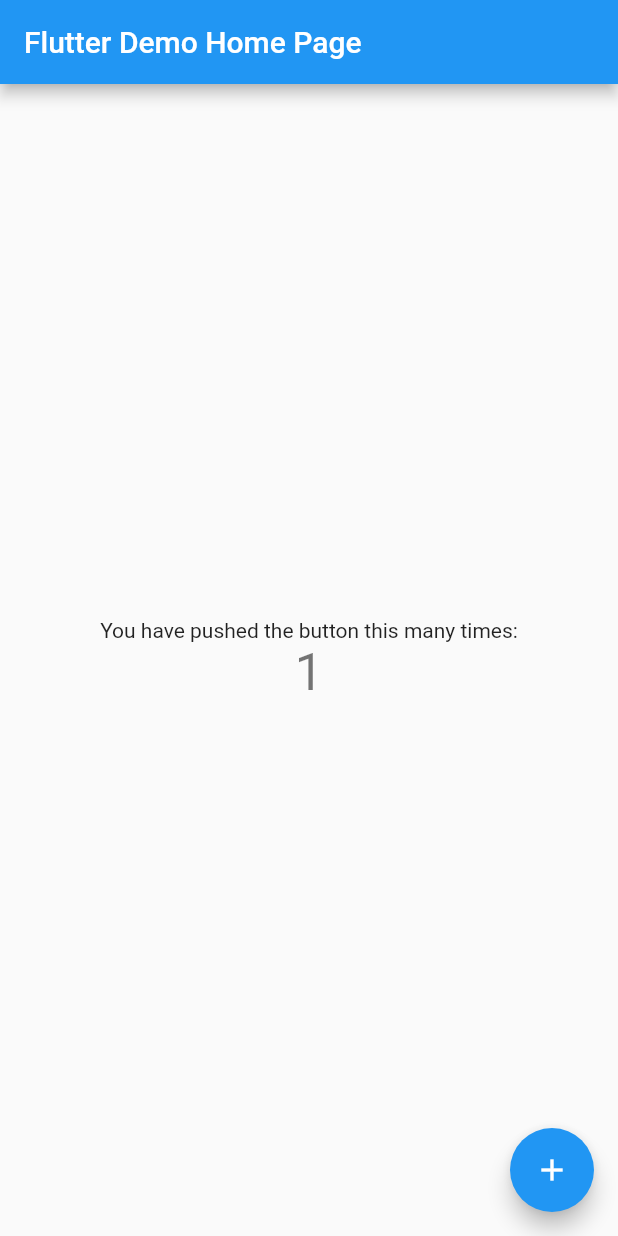
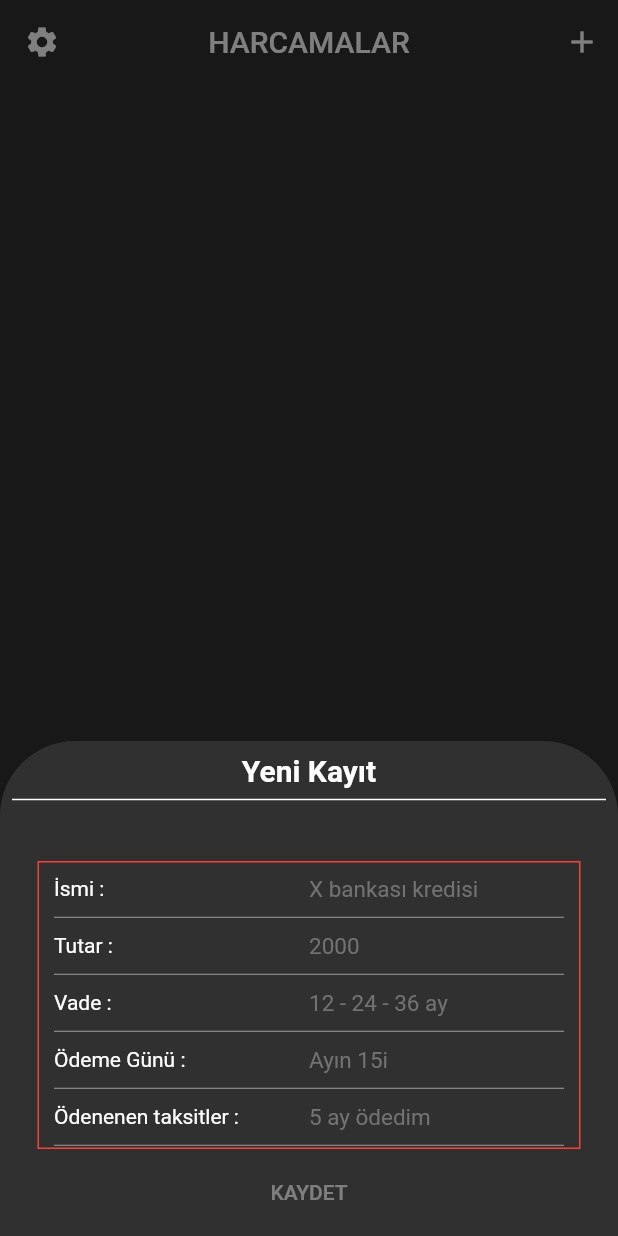
Before and after one commit to praganter/SubApp, a Flutter app: the screen it shows after launch, after a tap on the "add" icon, on a phone screen of 412 x 824 dp. Run offline on Flutter 3.47's test engine with Material 2 defaults, Android fonts, the light colour scheme and no system bars; our stand-ins replace hive, hive_flutter; accounts and stored records are empty.

Commit message:
new pages

```diff
--- a/lib/main.dart
+++ b/lib/main.dart
@@ -1,115 +1,33 @@
 import 'package:flutter/material.dart';
+import 'package:hive_flutter/hive_flutter.dart';
+import 'package:provider/provider.dart';
+import 'package:subapp/model/list_model.dart';
+import 'package:subapp/providers/home_page_provider.dart';
+import 'package:subapp/view/home_page.dart';
 
-void main() {
-  runApp(const MyApp());
+void main() async {
+  WidgetsFlutterBinding.ensureInitialized();
+  await Hive.initFlutter();
+  Hive.registerAdapter(ListModelAdapter());
+  runApp(
+    MultiProvider(
+      providers: [
+        ChangeNotifierProvider(create: (_) => HomePageProvider()),
+      ],
+      child: const MyApp(),
+    ),
+  );
 }
 
 class MyApp extends StatelessWidget {
   const MyApp({Key? key}) : super(key: key);
-
-  // This widget is the root of your application.
   @override
   Widget build(BuildContext context) {
     return MaterialApp(
-      title: 'Flutter Demo',
-      theme: ThemeData(
-        // This is the theme of your application.
-        //
-        // Try running your application with "flutter run". You'll see the
-        // application has a blue toolbar. Then, without quitting the app, try
-        // changing the primarySwatch below to Colors.green and then invoke
-        // "hot reload" (press "r" in the console where you ran "flutter run",
-        // or simply save your changes to "hot reload" in a Flutter IDE).
-        // Notice that the counter didn't reset back to zero; the application
-        // is not restarted.
-        primarySwatch: Colors.blue,
-      ),
-      home: const MyHomePage(title: 'Flutter Demo Home Page'),
+      debugShowCheckedModeBanner: false,
+      darkTheme: ThemeData.dark(),
+      theme: ThemeData.dark(),
+      home: const HomePage(),
     );
   }
 }
-
-class MyHomePage extends StatefulWidget {
-  const MyHomePage({Key? key, required this.title}) : super(key: key);
-
-  // This widget is the home page of your application. It is stateful, meaning
-  // that it has a State object (defined below) that contains fields that affect
-  // how it looks.
-
-  // This class is the configuration for the state. It holds the values (in this
-  // case the title) provided by the parent (in this case the App widget) and
-  // used by the build method of the State. Fields in a Widget subclass are
-  // always marked "final".
-
-  final String title;
-
-  @override
-  State<MyHomePage> createState() => _MyHomePageState();
-}
-
-class _MyHomePageState extends State<MyHomePage> {
-  int _counter = 0;
-
-  void _incrementCounter() {
-    setState(() {
-      // This call to setState tells the Flutter framework that something has
-      // changed in this State, which causes it to rerun the build method below
-      // so that the display can reflect the updated values. If we changed
-      // _counter without calling setState(), then the build method would not be
-      // called again, and so nothing would appear to happen.
-      _counter++;
-    });
-  }
-
-  @override
-  Widget build(BuildContext context) {
-    // This method is rerun every time setState is called, for instance as done
-    // by the _incrementCounter method above.
-    //
-    // The Flutter framework has been optimized to make rerunning build methods
-    // fast, so that you can just rebuild anything that needs updating rather
-    // than having to individually change instances of widgets.
-    return Scaffold(
-      appBar: AppBar(
-        // Here we take the value from the MyHomePage object that was created by
-        // the App.build method, and use it to set our appbar title.
-        title: Text(widget.title),
-      ),
-      body: Center(
-        // Center is a layout widget. It takes a single child and positions it
-        // in the middle of the parent.
-        child: Column(
-          // Column is also a layout widget. It takes a list of children and
-          // arranges them vertically. By default, it sizes itself to fit its
-          // children horizontally, and tries to be as tall as its parent.
-          //
-          // Invoke "debug painting" (press "p" in the console, choose the
-          // "Toggle Debug Paint" action from the Flutter Inspector in Android
-          // Studio, or the "Toggle Debug Paint" command in Visual Studio Code)
-          // to see the wireframe for each widget.
-          //
-          // Column has various properties to control how it sizes itself and
-          // how it positions its children. Here we use mainAxisAlignment to
-          // center the children vertically; the main axis here is the vertical
-          // axis because Columns are vertical (the cross axis would be
-          // horizontal).
-          mainAxisAlignment: MainAxisAlignment.center,
-          children: <Widget>[
-            const Text(
-              'You have pushed the button this many times:',
-            ),
-            Text(
-              '$_counter',
-              style: Theme.of(context).textTheme.headline4,
-            ),
-          ],
-        ),
-      ),
-      floatingActionButton: FloatingActionButton(
-        onPressed: _incrementCounter,
-        tooltip: 'Increment',
-        child: const Icon(Icons.add),
-      ), // This trailing comma makes auto-formatting nicer for build methods.
-    );
-  }
-}
--- /dev/null
+++ b/lib/model/list_model.dart
@@ -0,0 +1,27 @@
+import 'package:hive/hive.dart';
+
+part 'list_model.g.dart';
+
+@HiveType(typeId: 0)
+class ListModel extends HiveObject {
+  ListModel({
+    required this.name,
+    required this.payDay,
+    required this.amount,
+    required this.totalInstallment,
+    required this.currentInstallment,
+    this.status = false,
+  });
+  @HiveField(0)
+  late String name;
+  @HiveField(1)
+  late int payDay;
+  @HiveField(2)
+  late double amount;
+  @HiveField(3)
+  late int totalInstallment;
+  @HiveField(4)
+  late int currentInstallment;
+  @HiveField(5)
+  late bool status;
+}
--- /dev/null
+++ b/lib/providers/home_page_provider.dart
@@ -0,0 +1,65 @@
+import 'package:flutter/cupertino.dart';
+import 'package:hive/hive.dart';
+import 'package:subapp/model/list_model.dart';
+
+class HomePageProvider extends ChangeNotifier {
+  Box? modelBox;
+  List<ListModel> list = [];
+  TextEditingController nameController = TextEditingController();
+  TextEditingController totalInstallmentInController = TextEditingController();
+  TextEditingController currentInstallmentController = TextEditingController();
+  TextEditingController payDayController = TextEditingController();
+  TextEditingController amountController = TextEditingController();
+
+  Future<void> _openBox() async {
+    modelBox = await Hive.openBox<ListModel>('list');
+  }
+
+  Future<List<ListModel>> getBox() async {
+    _openBox();
+    return list = await modelBox!.get('list') as List<ListModel>;
+  }
+
+  List<ListModel> getList() {
+    getBox();
+    print("get liste");
+    notifyListeners();
+    return list;
+  }
+
+  clearFields() {
+    nameController.clear();
+    totalInstallmentInController.clear();
+    currentInstallmentController.clear();
+    payDayController.clear();
+    amountController.clear();
+  }
+
+  checkNewRecordFields() {
+    if (nameController.text.isNotEmpty &&
+        totalInstallmentInController.text.isNotEmpty &&
+        currentInstallmentController.text.isNotEmpty &&
+        payDayController.text.isNotEmpty &&
+        amountController.text.isNotEmpty) {
+      return true;
+    }
+    return false;
+  }
+
+  Future<void> addNewRecord() async {
+    await _openBox();
+    modelBox!.add(
+      ListModel(
+        name: nameController.text,
+        totalInstallment: int.parse(totalInstallmentInController.text),
+        currentInstallment: int.parse(currentInstallmentController.text),
+        payDay: int.parse(payDayController.text),
+        amount: double.parse(amountController.text),
+        status: false,
+      ),
+    );
+    notifyListeners();
+    clearFields();
+    modelBox!.close();
+  }
+}
--- /dev/null
+++ b/lib/view/home_page.dart
@@ -0,0 +1,85 @@
+import 'package:flutter/material.dart';
+import 'package:provider/provider.dart';
+import 'package:subapp/providers/home_page_provider.dart';
+import 'package:subapp/view/widget/bottom_sheet.dart';
+
+import 'widget/list_row.dart';
+import 'widget/summary_widget.dart';
+
+class HomePage extends StatelessWidget {
+  const HomePage({Key? key}) : super(key: key);
+
+  @override
+  Widget build(BuildContext context) {
+    return Scaffold(
+      appBar: AppBar(
+        title: const Text(
+          'HARCAMALAR',
+          style: TextStyle(color: Colors.white),
+        ),
+        elevation: 0,
+        shadowColor: Colors.transparent,
+        backgroundColor: Colors.transparent,
+        foregroundColor: Colors.transparent,
+        centerTitle: true,
+        leading: IconButton(
+          focusColor: Colors.transparent,
+          hoverColor: Colors.transparent,
+          splashColor: Colors.transparent,
+          highlightColor: Colors.transparent,
+          icon: const Icon(
+            Icons.settings,
+            color: Colors.white,
+          ),
+          onPressed: () => null,
+        ),
+        actions: [
+          IconButton(
+            focusColor: Colors.transparent,
+            hoverColor: Colors.transparent,
+            splashColor: Colors.transparent,
+            highlightColor: Colors.transparent,
+            icon: const Icon(
+              Icons.add,
+              color: Colors.white,
+            ),
+            onPressed: () => bottomSheet(context),
+          ),
+        ],
+      ),
+      extendBodyBehindAppBar: false,
+      body: (Provider.of<HomePageProvider>(context, listen: false).list.isEmpty)
+          ? null
+          : ListView.builder(
+              itemBuilder: (context, i) {
+                return ListRow(
+                  index: i,
+                );
+              },
+              itemCount: Provider.of<HomePageProvider>(context, listen: true)
+                  .getList()
+                  .length),
+      bottomNavigationBar: Container(
+        height: MediaQuery.of(context).size.height * 0.08,
+        child: Row(
+          mainAxisAlignment: MainAxisAlignment.spaceAround,
+          crossAxisAlignment: CrossAxisAlignment.center,
+          children: [
+            SummaryRow(
+              title: "Ayın Toplam Ödemesi",
+              amount: 0,
+            ),
+            SummaryRow(
+              title: "Tüm Borçlar ",
+              amount: 0,
+            ),
+            SummaryRow(
+              title: "Tüm Ödenenler ",
+              amount: 0,
+            )
+          ],
+        ),
+      ),
+    );
+  }
+}
--- /dev/null
+++ b/lib/view/widget/bottom_sheet.dart
@@ -0,0 +1,164 @@
+import 'package:flutter/material.dart';
+import 'package:provider/provider.dart';
+import 'package:subapp/providers/home_page_provider.dart';
+import 'new_record_row.dart';
+
+Future<dynamic> bottomSheet(BuildContext context) {
+  return showModalBottomSheet(
+    //backgroundColor: Colors.blue,
+    barrierColor: Colors.black.withOpacity(0.5),
+    enableDrag: false,
+    isDismissible: true,
+    isScrollControlled: true,
+    shape: const RoundedRectangleBorder(
+      borderRadius: BorderRadius.only(
+        topLeft: Radius.circular(50),
+        topRight: Radius.circular(50),
+      ),
+    ),
+    elevation: 20.0,
+    context: context,
+    builder: (context) => Padding(
+      padding: MediaQuery.of(context).viewInsets,
+      child: Column(
+        mainAxisAlignment: MainAxisAlignment.spaceEvenly,
+        mainAxisSize: MainAxisSize.min,
+        children: [
+          //!Başlık Kısmı
+          Flexible(
+            flex: 1,
+            child: Column(
+              mainAxisSize: MainAxisSize.min,
+              children: [
+                Padding(
+                  padding: const EdgeInsets.all(8.0),
+                  child: Row(
+                    mainAxisSize: MainAxisSize.max,
+                    mainAxisAlignment: MainAxisAlignment.spaceEvenly,
+                    children: [
+                      Flexible(
+                        flex: 5,
+                        child: Column(
+                          children: [
+                            const Center(
+                              child: Text(
+                                'Yeni Kayıt',
+                                style: TextStyle(
+                                  fontSize: 20,
+                                  fontWeight: FontWeight.bold,
+                                ),
+                              ),
+                            ),
+                            const Divider(
+                              color: Colors.white,
+                              thickness: 1,
+                            ),
+                          ],
+                        ),
+                      ),
+                    ],
+                  ),
+                ),
+              ],
+            ),
+          ),
+          //!Alanlar
+          Flexible(
+            flex: 5,
+            child: Padding(
+              padding: const EdgeInsets.fromLTRB(25, 25, 25, 5),
+              child: Container(
+                decoration: BoxDecoration(
+                  border: Border.all(
+                    color: Colors.red,
+                  ),
+                ),
+                child: SingleChildScrollView(
+                  scrollDirection: Axis.vertical,
+                  child: Column(
+                    mainAxisSize: MainAxisSize.min,
+                    mainAxisAlignment: MainAxisAlignment.spaceEvenly,
+                    children: [
+                      newRecordRow(
+                        hintText: "X bankası kredisi",
+                        titleText: "İsmi :",
+                        textController:
+                            Provider.of<HomePageProvider>(context, listen: true)
+                                .nameController,
+                        isInt: false,
+                      ),
+                      newRecordRow(
+                        hintText: "2000",
+                        titleText: "Tutar :",
+                        textController:
+                            Provider.of<HomePageProvider>(context, listen: true)
+                                .amountController,
+                        isInt: true,
+                      ),
+                      newRecordRow(
+                        hintText: "12 - 24 - 36 ay",
+                        titleText: "Vade :",
+                        textController:
+                            Provider.of<HomePageProvider>(context, listen: true)
+                                .totalInstallmentInController,
+                        isInt: true,
+                      ),
+                      newRecordRow(
+                        hintText: "Ayın 15i",
+                        titleText: "Ödeme Günü :",
+                        textController:
+                            Provider.of<HomePageProvider>(context, listen: true)
+                                .payDayController,
+                        isInt: true,
+                      ),
+                      newRecordRow(
+                        hintText: "5 ay ödedim",
+                        titleText: "Ödenenen taksitler :",
+                        textController:
+                            Provider.of<HomePageProvider>(context, listen: true)
+                                .currentInstallmentController,
+                        isInt: true,
+                      ),
+                    ],
+                  ),
+                ),
+              ),
+            ),
+          ),
+          //!Kaydet Butonu
+          Flexible(
+            flex: 1,
+            child: Row(
+              mainAxisAlignment: MainAxisAlignment.spaceEvenly,
+              children: [
+                Padding(
+                  padding: const EdgeInsets.only(bottom: 5.0),
+                  child: MaterialButton(
+                    disabledColor: Colors.transparent,
+                    focusColor: Colors.transparent,
+                    hoverColor: Colors.transparent,
+                    color: Colors.red,
+                    splashColor: Colors.transparent,
+                    highlightColor: Colors.transparent,
+                    elevation: 0,
+                    onPressed:
+                        Provider.of<HomePageProvider>(context, listen: true)
+                                .checkNewRecordFields()
+                            ? () {
+                                Provider.of<HomePageProvider>(context,
+                                        listen: false)
+                                    .addNewRecord();
+                                Navigator.pop(context);
+                              }
+                            : null,
+                    child: Text("KAYDET"),
+                  ),
+                ),
+              ],
+            ),
+          ),
+        ],
+      ),
+    ),
+  );
+}
--- /dev/null
+++ b/lib/view/widget/list_row.dart
@@ -0,0 +1,84 @@
+import 'package:flutter/material.dart';
+import 'package:provider/provider.dart';
+import 'package:subapp/model/list_model.dart';
+import 'package:hive/hive.dart';
+import 'package:subapp/providers/home_page_provider.dart';
+
+class ListRow extends StatelessWidget {
+  int index = 0;
+
+  ListRow({
+    Key? key,
+    required this.index,
+  }) : super(key: key);
+
+  @override
+  Widget build(BuildContext context) {
+    List<ListModel> modelList =
+        Provider.of<HomePageProvider>(context, listen: false).list
+            as List<ListModel>;
+    ListModel model = modelList[index];
+    return Padding(
+      padding: const EdgeInsets.all(8.0),
+      child: Container(
+        decoration: BoxDecoration(
+          borderRadius: const BorderRadius.horizontal(
+            left: Radius.circular(50),
+          ),
+          color: Colors.red.withOpacity(0.4),
+        ),
+        height: MediaQuery.of(context).size.height / 10,
+        width: MediaQuery.of(context).size.width,
+        child: Row(
+          //mainAxisSize: MainAxisSize.max,
+          mainAxisAlignment: MainAxisAlignment.spaceAround,
+          crossAxisAlignment: CrossAxisAlignment.stretch,
+          children: [
+            Flexible(
+              flex: 1,
+              child: IconButton(
+                onPressed: null,
+                icon: Icon(Icons.cancel_outlined),
+                alignment: Alignment.centerLeft,
+              ),
+            ),
+            Flexible(
+              flex: 2,
+              child: Column(
+                mainAxisAlignment: MainAxisAlignment.spaceEvenly,
+                children: [
+                  Text("EnPara Kredi"),
+                  Text("Ayin 20si"),
+                ],
+              ),
+            ),
+            Flexible(
+              flex: 2,
+              child: Column(
+                mainAxisAlignment: MainAxisAlignment.spaceEvenly,
+                children: [
+                  const Text("8 / 24 Ay"),
+                  const Text("3500" + " TL"),
+                ],
+              ),
+            ),
+            Flexible(
+              flex: 1,
+              child: Column(
+                mainAxisAlignment: MainAxisAlignment.spaceEvenly,
+                children: [
+                  InkWell(
+                    child: const Text("data"),
+                  ),
+                  InkWell(
+                    child: const Text("data"),
+                  ),
+                ],
+              ),
+            ),
+          ],
+        ),
+      ),
+    );
+  }
+}
--- /dev/null
+++ b/lib/view/widget/new_record_row.dart
@@ -0,0 +1,65 @@
+import 'package:flutter/material.dart';
+
+class newRecordRow extends StatelessWidget {
+  newRecordRow({
+    required this.hintText,
+    required this.titleText,
+    required this.textController,
+    required this.isInt,
+    Key? key,
+  }) : super(key: key);
+
+  String hintText = "";
+  String titleText = "";
+  TextEditingController textController = TextEditingController();
+  bool isInt = false;
+
+  @override
+  Widget build(BuildContext context) {
+    return Padding(
+      padding: const EdgeInsets.symmetric(horizontal: 10),
+      child: Column(
+        mainAxisSize: MainAxisSize.min,
+        mainAxisAlignment: MainAxisAlignment.spaceEvenly,
+        children: [
+          Row(
+            mainAxisAlignment: MainAxisAlignment.spaceEvenly,
+            children: [
+              Expanded(child: Text(titleText)),
+              Expanded(
+                child: TextField(
+                  enableSuggestions: false,
+                  keyboardType: isInt
+                      ? const TextInputType.numberWithOptions(decimal: true)
+                      : TextInputType.text,
+                  decoration: InputDecoration(
+                    border: InputBorder.none,
+                    focusedBorder: InputBorder.none,
+                    enabledBorder: InputBorder.none,
+                    errorBorder: InputBorder.none,
+                    disabledBorder: InputBorder.none,
+                    isDense: true,
+                    //contentPadding: const EdgeInsets.all(10),
+                    hintText: hintText,
+                    hintMaxLines: 1,
+                    hintStyle: TextStyle(
+                      fontSize: 15,
+                      color: Colors.grey.withOpacity(0.6),
+                    ),
+                  ),
+                  //autofocus: true,
+                  controller: textController,
+                  //cursorHeight: 5,
+                ),
+              ),
+            ],
+          ),
+          const Divider(
+            color: Colors.grey,
+            height: 3,
+          )
+        ],
+      ),
+    );
+  }
+}
--- /dev/null
+++ b/lib/view/widget/summary_widget.dart
@@ -0,0 +1,26 @@
+import 'package:flutter/material.dart';
+
+class SummaryRow extends StatelessWidget {
+  String title = "";
+  int amount = 0;
+  SummaryRow({
+    Key? key,
+    required this.title,
+    required this.amount,
+  }) : super(key: key);
+
+  @override
+  Widget build(BuildContext context) {
+    return Flexible(
+      child: Column(
+        mainAxisSize: MainAxisSize.min,
+        mainAxisAlignment: MainAxisAlignment.spaceEvenly,
+        crossAxisAlignment: CrossAxisAlignment.center,
+        children: [
+          Text(title),
+          Text(amount.toString()),
+        ],
+      ),
+    );
+  }
+}
```
Also changed, not shown: pubspec.yaml (+7 -1 lines), lib/model/list_model.g.dart (added), pubspec.lock.
